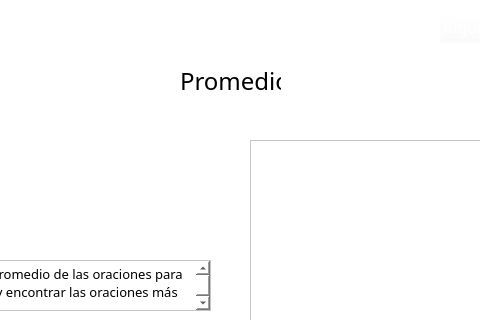
First picture: the form in Views/QtViews/Promedio_Window.ui, repository Napssters/Abstrac_Cientifico, before the edit; both pictures show x 150 to 630 and y 0 to 320 of the 750 by 495 pixel window.
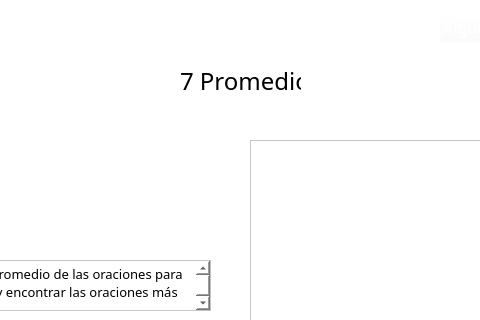
Second picture: the form after the edit. Icons and pictures are not drawn.

Patch:
```diff
--- a/Views/QtViews/Promedio_Window.ui
+++ b/Views/QtViews/Promedio_Window.ui
@@ -110,7 +110,7 @@
     <rect>
      <x>330</x>
      <y>60</y>
-     <width>101</width>
+     <width>121</width>
      <height>41</height>
     </rect>
    </property>
@@ -127,7 +127,7 @@
     <string notr="true">font: 75 18pt &quot;Sylfaen&quot;;</string>
    </property>
    <property name="text">
-    <string>Promedio</string>
+    <string>7 Promedio</string>
    </property>
   </widget>
   <widget class="QPushButton" name="ver">
```
